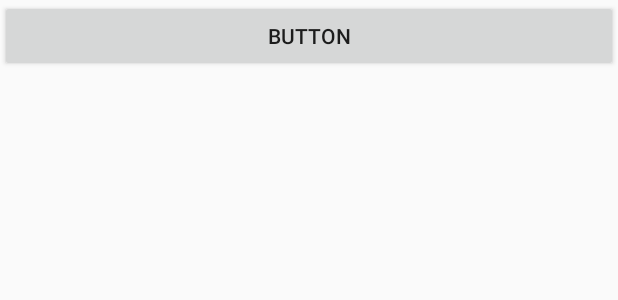
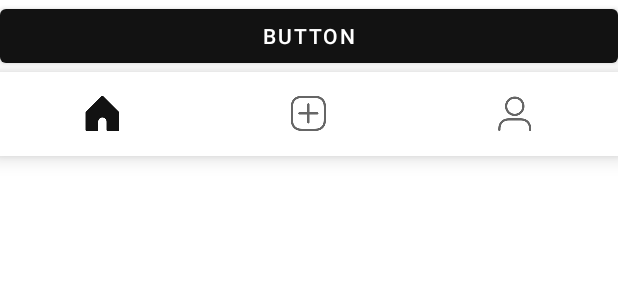
Before and after one commit to jonabantao/corgogram, an Android app: the layout activity_feed.xml on its own in the app's theme, with its tools: preview values and no code run, on a phone screen of 412 x 824 dp. Shown: the top 300 px of the screen. Run offline under Robolectric (Android 15) with nearby library versions, the phone set to English and light mode, and no system bars.

Commit message:
Transition to Material Design, add bottom nav

```diff
--- a/app/build.gradle
+++ b/app/build.gradle
@@ -40,6 +40,7 @@ dependencies {
     implementation 'androidx.constraintlayout:constraintlayout:2.0.2'
     implementation 'com.github.parse-community.Parse-SDK-Android:parse:1.25.0'
     implementation 'com.squareup.okhttp3:logging-interceptor:4.1.0'
+    implementation 'com.google.android.material:material:1.2.1'
     testImplementation 'junit:junit:4.12'
     androidTestImplementation 'androidx.test.ext:junit:1.1.2'
     androidTestImplementation 'androidx.test.espresso:espresso-core:3.3.0'
--- /dev/null
+++ b/app/src/main/res/drawable/selector_compose.xml
@@ -0,0 +1,5 @@
+<?xml version="1.0" encoding="utf-8"?>
+<selector xmlns:android="http://schemas.android.com/apk/res/android">
+    <item android:drawable="@drawable/instagram_new_post_outline_24" android:state_checked="false"/>
+    <item android:drawable="@drawable/instagram_new_post_filled_24" android:state_checked="true"/>
+</selector>
--- /dev/null
+++ b/app/src/main/res/drawable/selector_home.xml
@@ -0,0 +1,5 @@
+<?xml version="1.0" encoding="utf-8"?>
+<selector xmlns:android="http://schemas.android.com/apk/res/android">
+    <item android:drawable="@drawable/instagram_home_outline_24" android:state_checked="false"/>
+    <item android:drawable="@drawable/instagram_home_filled_24" android:state_checked="true"/>
+</selector>
--- /dev/null
+++ b/app/src/main/res/drawable/selector_profile.xml
@@ -0,0 +1,5 @@
+<?xml version="1.0" encoding="utf-8"?>
+<selector xmlns:android="http://schemas.android.com/apk/res/android">
+    <item android:drawable="@drawable/instagram_user_outline_24" android:state_checked="false"/>
+    <item android:drawable="@drawable/instagram_user_filled_24" android:state_checked="true"/>
+</selector>
--- a/app/src/main/res/layout/activity_feed.xml
+++ b/app/src/main/res/layout/activity_feed.xml
@@ -12,4 +12,11 @@
         android:layout_width="match_parent"
         android:layout_height="wrap_content"
         android:text="Button" />
+
+    <com.google.android.material.bottomnavigation.BottomNavigationView
+        android:layout_width="match_parent"
+        android:layout_height="wrap_content"
+        android:layout_gravity="end"
+        app:labelVisibilityMode="unlabeled"
+        app:menu="@menu/menu_bottom_navigation" />
 </LinearLayout>
--- /dev/null
+++ b/app/src/main/res/menu/menu_bottom_navigation.xml
@@ -0,0 +1,20 @@
+<?xml version="1.0" encoding="utf-8"?>
+<menu xmlns:app="http://schemas.android.com/apk/res-auto"
+    xmlns:android="http://schemas.android.com/apk/res/android">
+
+    <item
+        android:id="@+id/actionHome"
+        android:icon="@drawable/selector_home"
+        android:title="Home"
+        app:showAsAction="always" />
+    <item
+        android:id="@+id/actionCompose"
+        android:icon="@drawable/selector_compose"
+        android:title="Compose"
+        app:showAsAction="always" />
+    <item
+        android:id="@+id/actionProfile"
+        android:icon="@drawable/selector_profile"
+        android:title="Item"
+        app:showAsAction="always" />
+</menu>
--- a/app/src/main/res/values/colors.xml
+++ b/app/src/main/res/values/colors.xml
@@ -1,6 +1,6 @@
 <?xml version="1.0" encoding="utf-8"?>
 <resources>
-    <color name="colorPrimary">#6200EE</color>
+    <color name="colorPrimary">#121212</color>
     <color name="colorPrimaryDark">#3700B3</color>
     <color name="colorAccent">#03DAC5</color>
 </resources>
--- a/app/src/main/res/values/styles.xml
+++ b/app/src/main/res/values/styles.xml
@@ -1,6 +1,6 @@
 <resources>
     <!-- Base application theme. -->
-    <style name="AppTheme" parent="Theme.AppCompat.Light.DarkActionBar">
+    <style name="AppTheme" parent="Theme.MaterialComponents.DayNight.NoActionBar">
         <!-- Customize your theme here. -->
         <item name="colorPrimary">@color/colorPrimary</item>
         <item name="colorPrimaryDark">@color/colorPrimaryDark</item>
```
